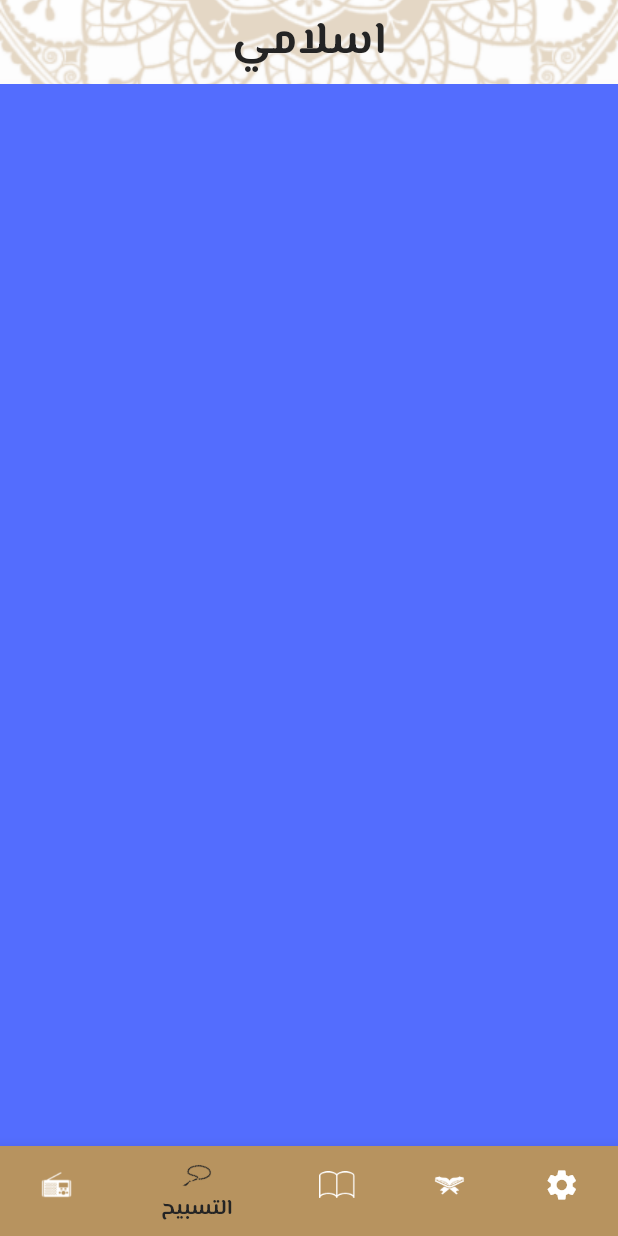
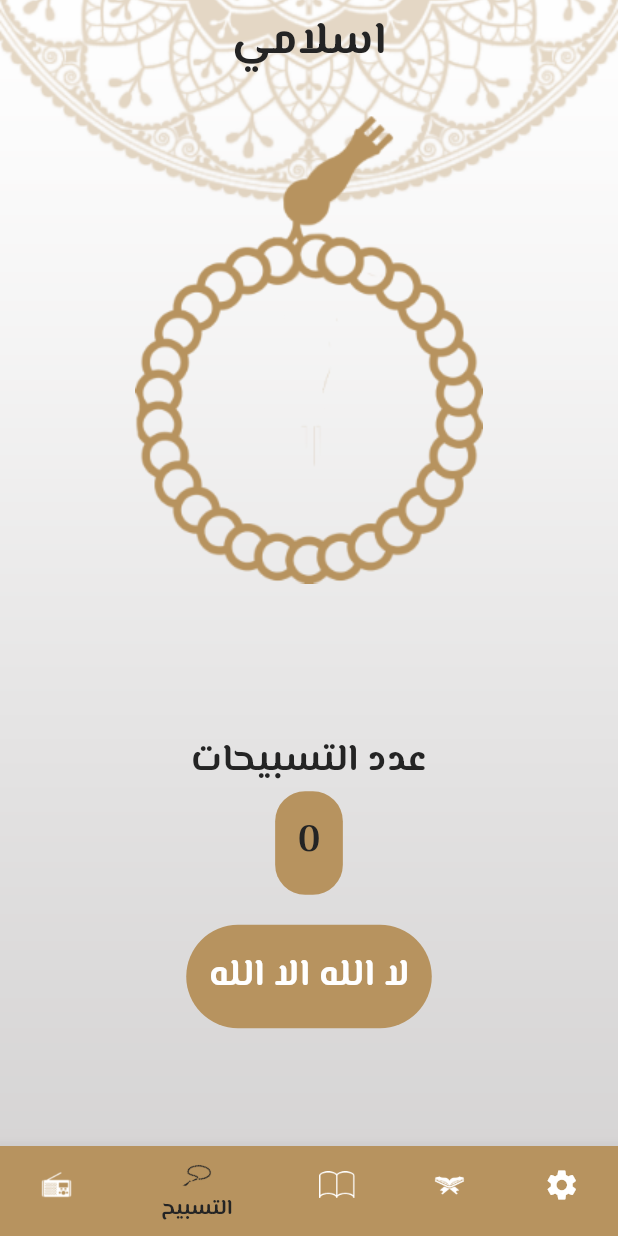
Before and after one commit to sehab374/Moshaf-App, a Flutter app: the screen it shows after launch, item 2 of the bottom bar chosen, on a phone screen of 412 x 824 dp. Run offline on Flutter 3.47's test engine with Material 2 defaults, Android fonts, the phone set to English and light mode, and no system bars; our stand-ins replace google_fonts.

Commit message:
sebha tab with all its details

```diff
--- a/lib/tabs/ahadeth_tab.dart
+++ b/lib/tabs/ahadeth_tab.dart
@@ -5,8 +5,6 @@ class AhadethTab extends StatelessWidget {
 
   @override
   Widget build(BuildContext context) {
-    return Container(
-      color: Colors.pink,
-    );
+    return Container(color: Colors.amber,) ;
   }
 }
--- a/lib/tabs/sebha_tab.dart
+++ b/lib/tabs/sebha_tab.dart
@@ -1,11 +1,93 @@
 import 'package:flutter/material.dart';
+import 'package:islami_v2/myThemeData.dart';
 
-class SebhaTab extends StatelessWidget {
+class SebhaTab extends StatefulWidget {
   static const String routeName = "radio";
 
+  @override
+  State<SebhaTab> createState() => _SebhaTabState();
+}
+
+class _SebhaTabState extends State<SebhaTab> {
+  List<String> zekr = [
+    "لا الله الا الله",
+    "الله اكبر",
+    "الحمد لله",
+    "سبحان الله"
+  ];
+  int index = 0;
+
+  int count = 0;
 
   @override
   Widget build(BuildContext context) {
-    return Container(color: Colors.indigoAccent,);
+    return Scaffold(
+      body: Column(crossAxisAlignment: CrossAxisAlignment.stretch, children: [
+        Expanded(
+
+            // Transform(
+            // alignment: Alignment.center, //origin: Offset(100, 100)
+            //     transform: Matrix4.rotationZ(0.3),
+            //     child: Container(
+            //       color: Colors.purpleAccent,
+            //       width: 200,
+            //       height: 200,
+            //     ),
+            child: Transform(
+                transform: Matrix4.rotationZ((70 * count) / 360),
+                alignment: Alignment.center,
+                child: Image.asset("assets/images/seb7a_img.png"))),
+        Expanded(
+          child: Column(
+            mainAxisAlignment: MainAxisAlignment.center,
+            children: [
+              Text("عدد التسبيحات",
+                  style: Theme.of(context).textTheme.bodyMedium),
+              Container(
+                decoration: BoxDecoration(
+                  borderRadius: BorderRadius.circular(20),
+                  color: MyThemeData.primaryColor,
+                ),
+                padding: EdgeInsets.all(15),
+                child: Text(
+                  "$count",
+                  style: Theme.of(context).textTheme.bodyMedium,
+                ),
+              ),
+              SizedBox(
+                height: 20,
+              ),
+              Container(
+                decoration: BoxDecoration(
+                  borderRadius: BorderRadius.circular(40),
+                  color: MyThemeData.primaryColor,
+                ),
+                padding: EdgeInsets.all(15),
+                child: InkWell(
+                  onTap: () {
+                    if (count < 30)
+                      count++;
+                    else {
+                      count = 0;
+                      index++;
+                    }
+                    if (index == 4) index = 0;
+
+                    setState(() {});
+                  },
+                  child: Text(
+                    zekr[index],
+                    style: Theme.of(context)
+                        .textTheme
+                        .bodyMedium!
+                        .copyWith(color: Colors.white),
+                  ),
+                ),
+              ),
+            ],
+          ),
+        )
+      ]),
+    );
   }
 }
```
Also changed, not shown: assets/images/2.0x/seb7a_img@2x.png (added), assets/images/3.0x/seb7a_img@3x.png (added), assets/images/seb7a_img.png (added).
